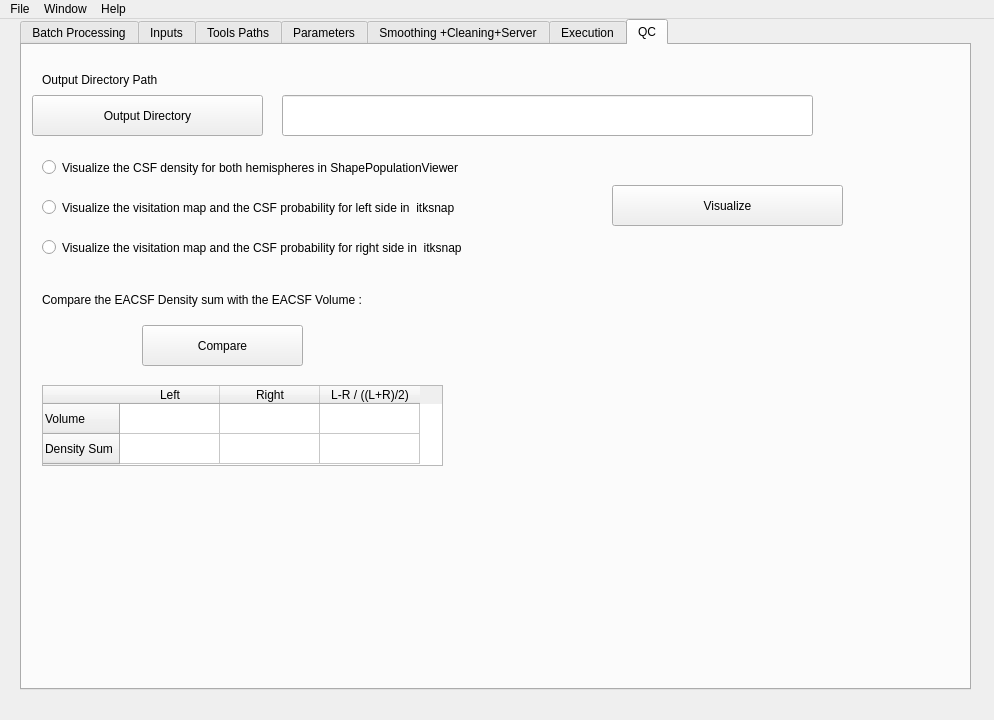
First picture: the form in src/app/csfwindow.ui, repository tahya-deddah/Local_EACSF, before the edit.
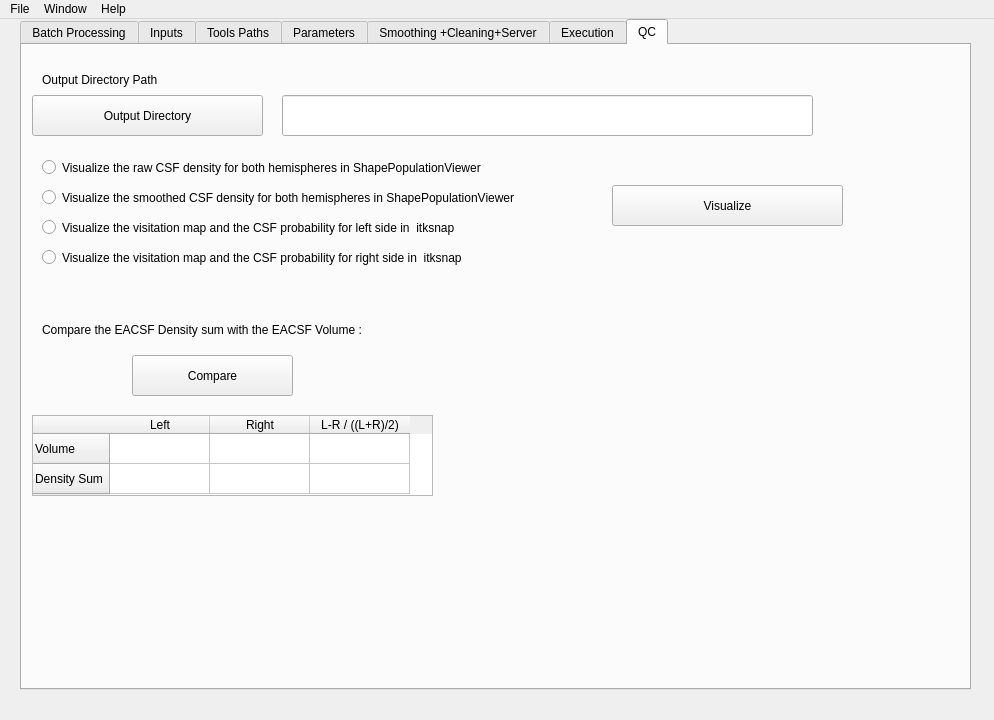
Second picture: the form after the edit.

The edit to the form file:
```diff
--- a/src/app/csfwindow.ui
+++ b/src/app/csfwindow.ui
@@ -1317,8 +1317,8 @@
      <widget class="QPushButton" name="Compare">
       <property name="geometry">
        <rect>
-        <x>120</x>
-        <y>280</y>
+        <x>110</x>
+        <y>310</y>
         <width>161</width>
         <height>41</height>
        </rect>
@@ -1337,14 +1337,14 @@
        </rect>
       </property>
       <property name="text">
-       <string>Visualize the CSF density for both hemispheres in ShapePopulationViewer </string>
+       <string>Visualize the raw CSF density for both hemispheres in ShapePopulationViewer </string>
       </property>
      </widget>
      <widget class="QRadioButton" name="VisualiseLeftVisitation">
       <property name="geometry">
        <rect>
         <x>20</x>
-        <y>150</y>
+        <y>170</y>
         <width>541</width>
         <height>25</height>
        </rect>
@@ -1357,7 +1357,7 @@
       <property name="geometry">
        <rect>
         <x>20</x>
-        <y>190</y>
+        <y>200</y>
         <width>531</width>
         <height>25</height>
        </rect>
@@ -1370,7 +1370,7 @@
       <property name="geometry">
        <rect>
         <x>20</x>
-        <y>240</y>
+        <y>270</y>
         <width>431</width>
         <height>31</height>
        </rect>
@@ -1382,8 +1382,8 @@
      <widget class="QTableWidget" name="tableWidget">
       <property name="geometry">
        <rect>
-        <x>20</x>
-        <y>340</y>
+        <x>10</x>
+        <y>370</y>
         <width>401</width>
         <height>81</height>
        </rect>
@@ -1460,6 +1460,19 @@
        </property>
       </item>
      </widget>
+     <widget class="QRadioButton" name="VisualisesmoothedCSFDensity">
+      <property name="geometry">
+       <rect>
+        <x>20</x>
+        <y>140</y>
+        <width>541</width>
+        <height>25</height>
+       </rect>
+      </property>
+      <property name="text">
+       <string>Visualize the smoothed CSF density for both hemispheres in ShapePopulationViewer </string>
+      </property>
+     </widget>
     </widget>
    </widget>
   </widget>
```
Left out of the diff: 10 changed lines with no effect on the pictures.
